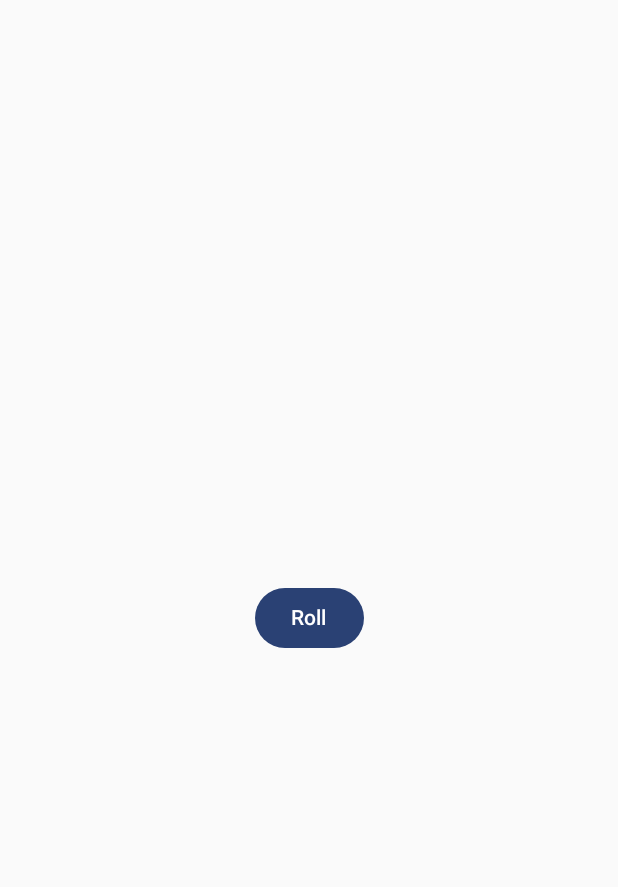
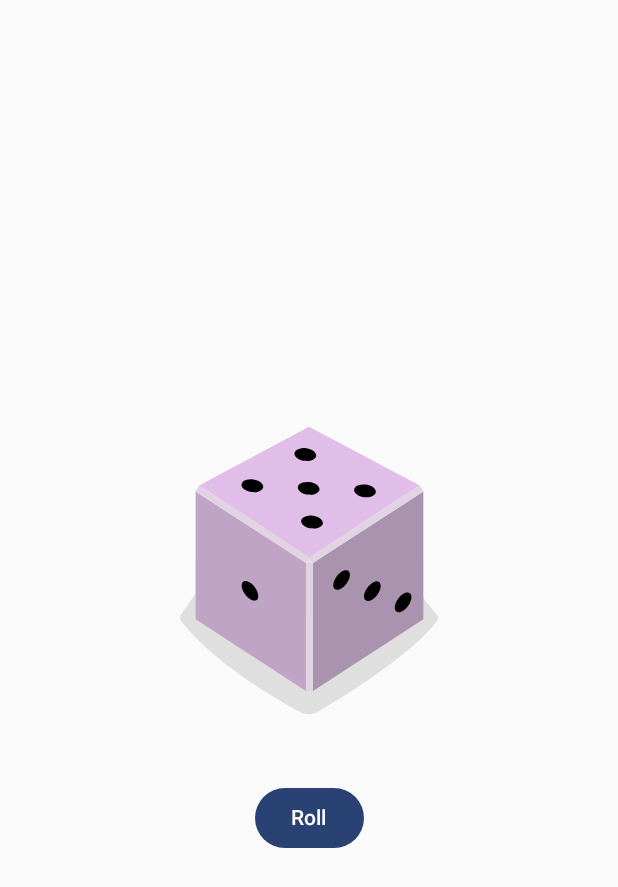
Before and after one commit to Bimbika-Ganapathy/Dice-Roller-App, an Android app built with Jetpack Compose: the screen it shows after launch (MainActivity), after a tap on "Roll", on a phone screen of 412 x 824 dp. Shown: the top 887 px of the screen. Run offline under Robolectric (Android 15) with nearby library versions, the phone set to English and light mode, and no system bars.

Commit message:
Added roll functions.

```diff
--- a/app/src/main/java/com/example/diceroller/MainActivity.kt
+++ b/app/src/main/java/com/example/diceroller/MainActivity.kt
@@ -4,19 +4,28 @@ import android.os.Bundle
 import androidx.activity.ComponentActivity
 import androidx.activity.compose.setContent
 import androidx.activity.enableEdgeToEdge
+import androidx.compose.foundation.Image
 import androidx.compose.foundation.layout.Column
+import androidx.compose.foundation.layout.Spacer
 import androidx.compose.foundation.layout.fillMaxSize
+import androidx.compose.foundation.layout.height
 import androidx.compose.foundation.layout.padding
 import androidx.compose.foundation.layout.wrapContentSize
 import androidx.compose.material3.Button
 import androidx.compose.material3.Scaffold
 import androidx.compose.material3.Text
 import androidx.compose.runtime.Composable
+import androidx.compose.runtime.mutableStateOf
+import androidx.compose.runtime.remember
 import androidx.compose.ui.Modifier
 import androidx.compose.ui.tooling.preview.Preview
 import com.example.diceroller.ui.theme.DiceRollerTheme
 import androidx.compose.ui.Alignment
+import androidx.compose.ui.res.painterResource
 import androidx.compose.ui.res.stringResource
+import androidx.compose.ui.unit.dp
+import androidx.compose.runtime.getValue
+import androidx.compose.runtime.setValue
 
 class MainActivity : ComponentActivity() {
     override fun onCreate(savedInstanceState: Bundle?) {
@@ -50,13 +59,33 @@ class MainActivity : ComponentActivity() {
 
     @Composable
     fun DiceWithButtonAndImage(modifier: Modifier = Modifier) {
+
+        var result by remember { mutableStateOf(1) }
+        val imageResource = when (result) {
+            1 -> R.drawable.dice_1
+            2 -> R.drawable.dice_2
+            3 -> R.drawable.dice_3
+            4 -> R.drawable.dice_4
+            5 -> R.drawable.dice_5
+            else -> R.drawable.dice_6
+        }
+
         Column(
             modifier = modifier,
             horizontalAlignment = Alignment.CenterHorizontally
         ) {
-            Button(onClick = { /*TODO*/ }) {
+            Image(
+                painter = painterResource(imageResource),
+                contentDescription =  result.toString()
+            )
+            Spacer(
+                modifier = Modifier.height(16.dp))
+
+            Button(onClick = { result = (1..6).random() }) {
                 Text(stringResource(R.string.roll))
+
             }
+
         }
     }
 }
```
